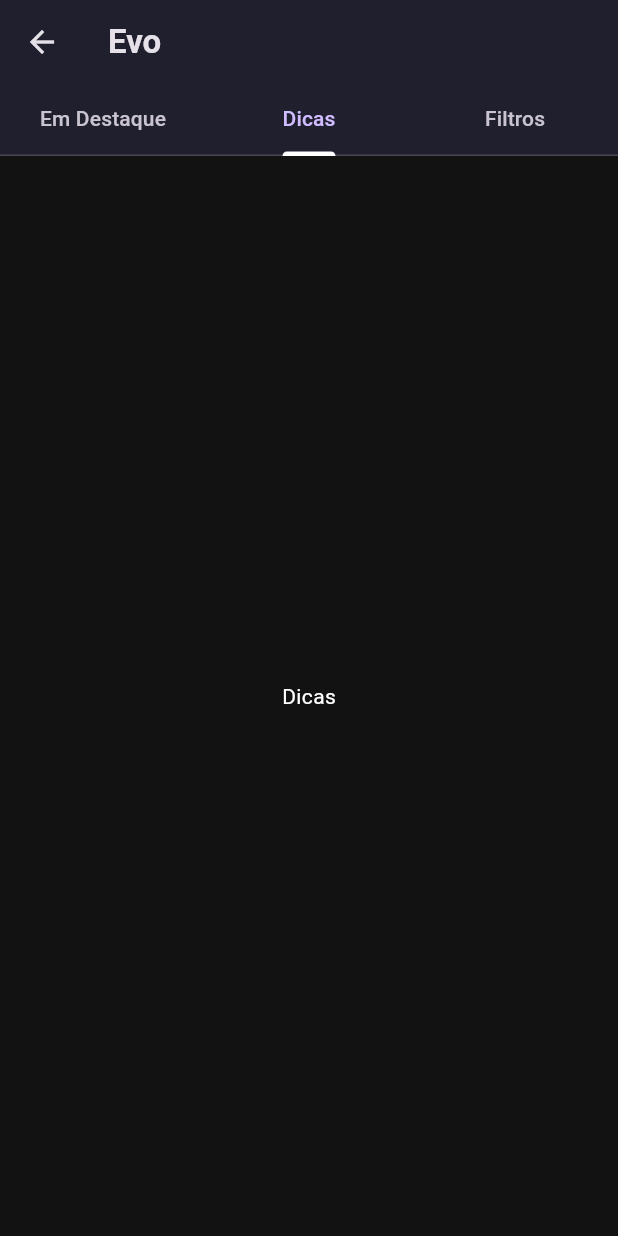
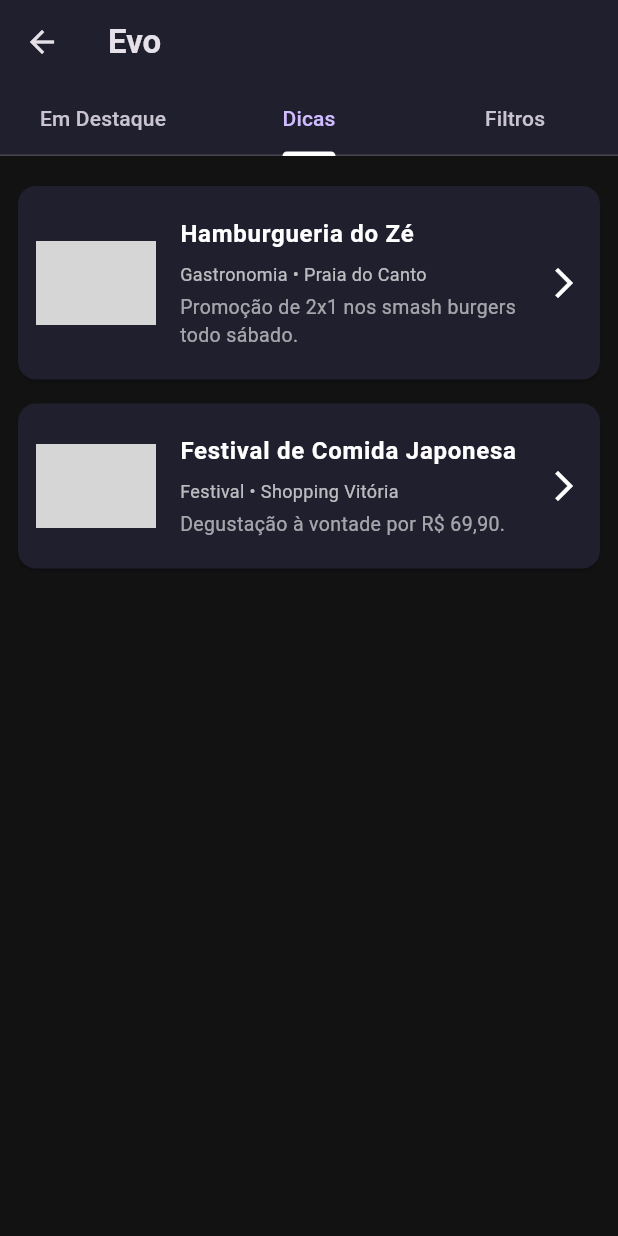
Before and after one commit to FillDias/evo-mvp, a Flutter app: the EventosPage screen opened by its route, tab 2 chosen, on a phone screen of 412 x 824 dp. Run offline on Flutter 3.47's test engine with Material 3 defaults, Android fonts, the phone set to English and light mode, and no system bars; our stand-ins replace google_maps_flutter, rive; network calls fail; grey boxes are pictures that could not be loaded.

Commit message:
Criação Aba Dica

```diff
--- /dev/null
+++ b/lib/models/dica.dart
@@ -0,0 +1,16 @@
+
+class Dica {
+  final String titulo;
+  final String descricao;
+  final String imagemUrl;
+  final String categoria;
+  final String local;
+
+  Dica({
+    required this.titulo,
+    required this.descricao,
+    required this.imagemUrl,
+    required this.categoria,
+    required this.local,
+  });
+}
--- a/lib/models/evento.dart
+++ b/lib/models/evento.dart
@@ -6,6 +6,8 @@ class Evento {
   final double longitude;
   final String imagemUrl;
   final String categoria;
+  final String? linkIngresso; // link para compra de ingresso
+  final String? atracoes;     // atrações do evento
 
   const Evento({
     required this.titulo,
@@ -15,5 +17,7 @@ class Evento {
     required this.longitude,
     required this.imagemUrl,
     required this.categoria,
+    this.linkIngresso,
+    this.atracoes,
   });
 }
--- a/lib/pages/eventos_page.dart
+++ b/lib/pages/eventos_page.dart
@@ -1,6 +1,7 @@
 import 'package:flutter/material.dart';
 import 'package:evo_mvp/models/evento.dart';
 import 'package:evo_mvp/pages/detalhes_evento_page.dart';
+import 'package:evo_mvp/models/dica.dart';
 
 class EventosPage extends StatefulWidget {
   const EventosPage({super.key});
@@ -32,6 +33,23 @@ class _EventosPageState extends State<EventosPage> with TickerProviderStateMixin
       longitude: -46.658186,
       imagemUrl: 'https://i.imgur.com/j1q2VKm.jpeg',
       categoria: 'Música',
+    ),
+  ];
+
+  final List<Dica> dicas = [
+    Dica(
+      titulo: 'Hamburgueria do Zé',
+      descricao: 'Promoção de 2x1 nos smash burgers todo sábado.',
+      imagemUrl: 'https://i.imgur.com/kWp2EMJ.jpeg',
+      categoria: 'Gastronomia',
+      local: 'Praia do Canto',
+    ),
+    Dica(
+      titulo: 'Festival de Comida Japonesa',
+      descricao: 'Degustação à vontade por R\$ 69,90.',
+      imagemUrl: 'https://i.imgur.com/QfjTgJ4.jpeg',
+      categoria: 'Festival',
+      local: 'Shopping Vitória',
     ),
   ];
 
@@ -82,7 +100,7 @@ class _EventosPageState extends State<EventosPage> with TickerProviderStateMixin
         controller: _tabController,
         children: [
           _buildCarrosselDestaques(context),
-          const Center(child: Text('Dicas', style: TextStyle(color: Colors.white))),
+          _buildAbaDicas(),
           _buildFiltroEventos(),
         ],
       ),
@@ -170,6 +188,55 @@ class _EventosPageState extends State<EventosPage> with TickerProviderStateMixin
     );
   }
 
+  Widget _buildAbaDicas() {
+    return ListView.builder(
+      padding: const EdgeInsets.all(12),
+      itemCount: dicas.length,
+      itemBuilder: (context, index) {
+        final dica = dicas[index];
+        return Card(
+          margin: const EdgeInsets.symmetric(vertical: 8),
+          shape: RoundedRectangleBorder(borderRadius: BorderRadius.circular(12)),
+          color: const Color(0xFF1F1F2E),
+          child: ListTile(
+            contentPadding: const EdgeInsets.all(12),
+            leading: ClipRRect(
+              borderRadius: BorderRadius.circular(8),
+              child: Image.network(
+                dica.imagemUrl,
+                width: 80,
+                height: 80,
+                fit: BoxFit.cover,
+              ),
+            ),
+            title: Text(
+              dica.titulo,
+              style: const TextStyle(color: Colors.white, fontWeight: FontWeight.bold),
+            ),
+            subtitle: Column(
+              crossAxisAlignment: CrossAxisAlignment.start,
+              children: [
+                const SizedBox(height: 6),
+                Text(
+                  '${dica.categoria} • ${dica.local}',
+                  style: const TextStyle(color: Colors.white70, fontSize: 12),
+                ),
+                const SizedBox(height: 4),
+                Text(
+                  dica.descricao,
+                  maxLines: 2,
+                  overflow: TextOverflow.ellipsis,
+                  style: const TextStyle(color: Colors.white60, fontSize: 13),
+                ),
+              ],
+            ),
+            trailing: Icon(Icons.arrow_forward_ios, color: Colors.white),
+          ),
+        );
+      },
+    );
+  }
+
   Widget _buildFiltroEventos() {
     return Column(
       children: [
--- a/pubspec.yaml
+++ b/pubspec.yaml
@@ -12,6 +12,7 @@ dependencies:
     sdk: flutter
 
 
+  url_launcher: ^6.2.5
   google_maps_flutter: ^2.2.5
 
 
```
Also changed, not shown: lib/pages/detalhes_evento_page.dart (+90 -5 lines), pubspec.lock, 5 other files.
